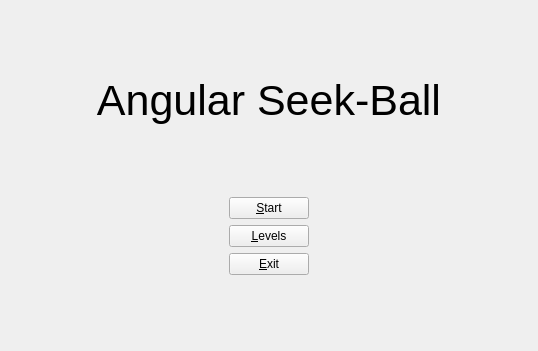
lesan2807/EducationalSkeeBall, file src/GameMenuView.ui: the form before one commit.
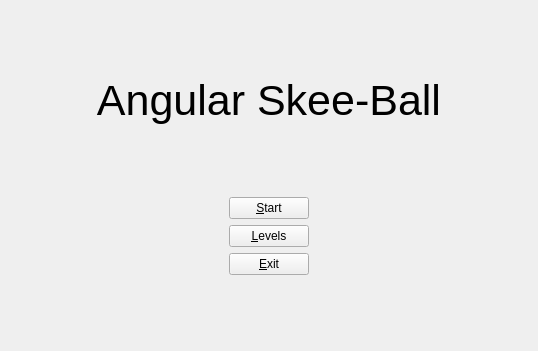
The form after the commit.

```diff
--- a/src/GameMenuView.ui
+++ b/src/GameMenuView.ui
@@ -35,7 +35,7 @@
       </font>
      </property>
      <property name="text">
-      <string>Angular Seek-Ball</string>
+      <string>Angular Skee-Ball</string>
      </property>
      <property name="alignment">
       <set>Qt::AlignCenter</set>
```
